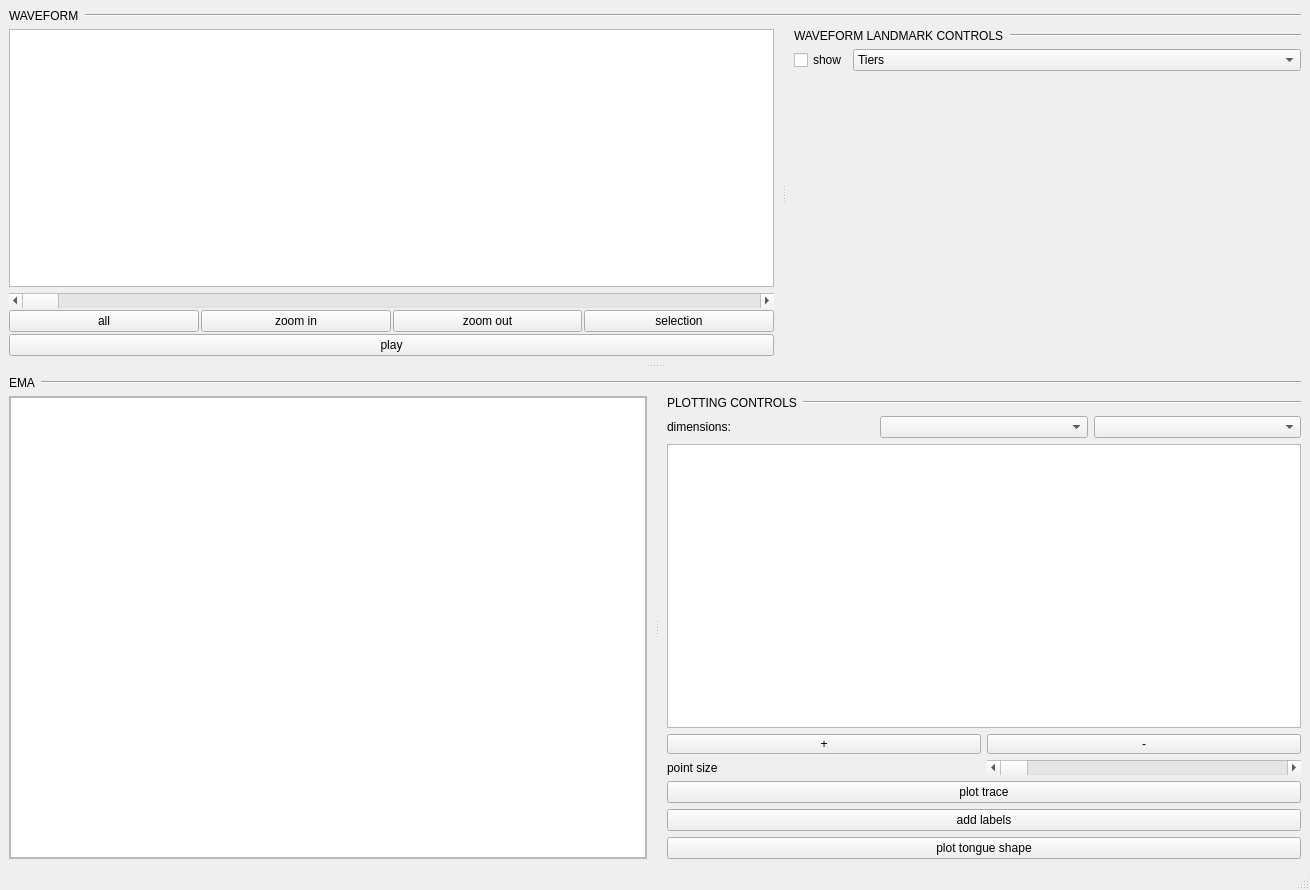
Before: the Qt Designer form gui/ui_files/ui_inspector2D.ui in phbuech/adatool, drawn with Qt 5.
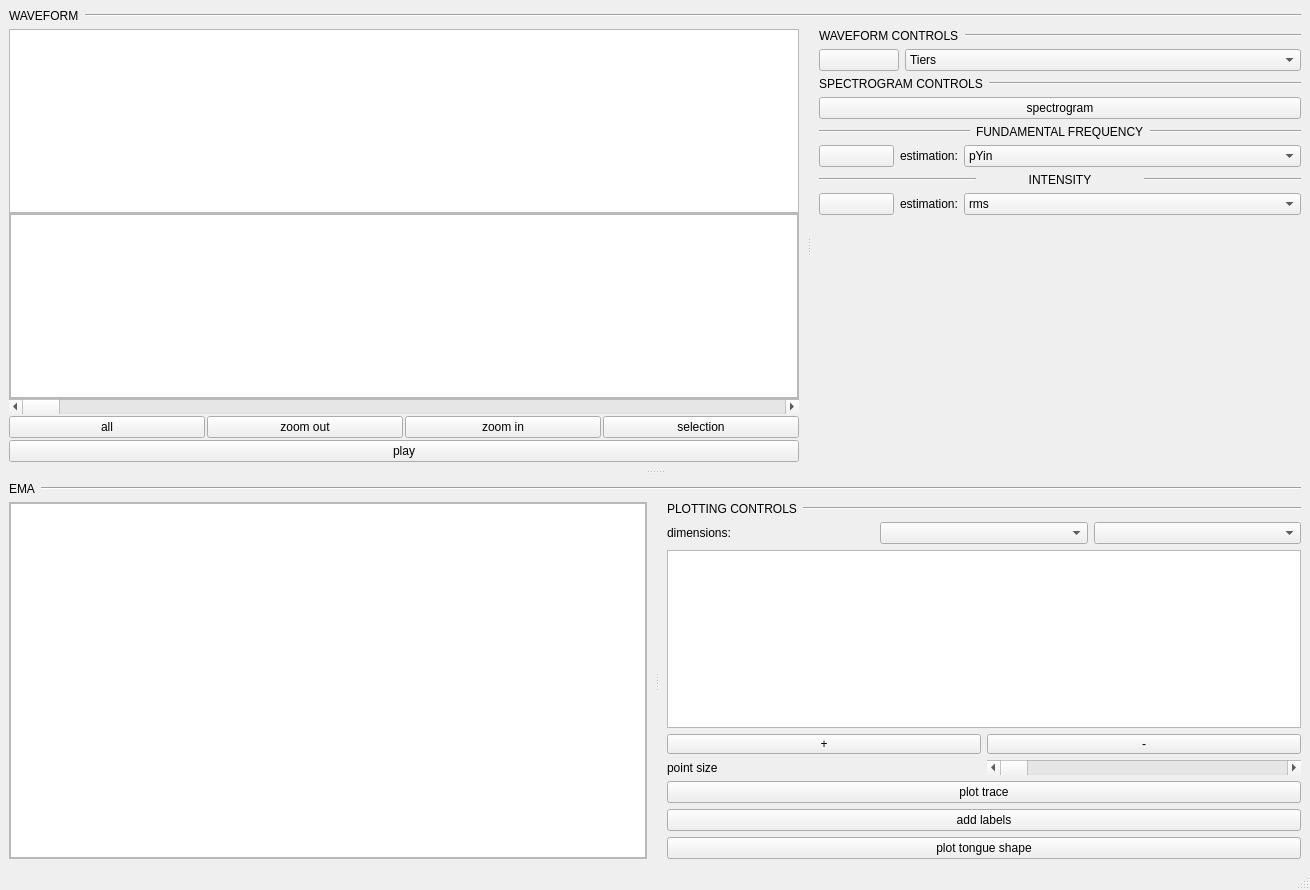
After: the same form once the commit is applied. Custom widgets are drawn as their Qt base class.

Commit message: spectrogram, f0 and rms amplitude implemented in inspector 2D window

```diff
--- a/gui/ui_files/ui_inspector2D.ui
+++ b/gui/ui_files/ui_inspector2D.ui
@@ -100,6 +100,9 @@
             </property>
             <widget class="QWidget" name="layoutWidget_3">
              <layout class="QVBoxLayout" name="verticalLayout_3">
+              <property name="spacing">
+               <number>0</number>
+              </property>
               <item>
                <widget class="PlotWidget" name="waveformPlotWidget">
                 <property name="sizePolicy">
@@ -122,6 +125,55 @@
                 </property>
                </widget>
               </item>
+              <item>
+               <widget class="QFrame" name="spectrogramFrame">
+                <property name="frameShape">
+                 <enum>QFrame::StyledPanel</enum>
+                </property>
+                <property name="frameShadow">
+                 <enum>QFrame::Raised</enum>
+                </property>
+                <layout class="QHBoxLayout" name="horizontalLayout_12">
+                 <property name="spacing">
+                  <number>0</number>
+                 </property>
+                 <property name="leftMargin">
+                  <number>0</number>
+                 </property>
+                 <property name="topMargin">
+                  <number>0</number>
+                 </property>
+                 <property name="rightMargin">
+                  <number>0</number>
+                 </property>
+                 <property name="bottomMargin">
+                  <number>0</number>
+                 </property>
+                 <item>
+                  <widget class="PlotWidget" name="spectrogramWidget">
+                   <property name="sizePolicy">
+                    <sizepolicy hsizetype="Expanding" vsizetype="Preferred">
+                     <horstretch>0</horstretch>
+                     <verstretch>0</verstretch>
+                    </sizepolicy>
+                   </property>
+                   <property name="minimumSize">
+                    <size>
+                     <width>0</width>
+                     <height>0</height>
+                    </size>
+                   </property>
+                   <property name="maximumSize">
+                    <size>
+                     <width>16777215</width>
+                     <height>16777215</height>
+                    </size>
+                   </property>
+                  </widget>
+                 </item>
+                </layout>
+               </widget>
+              </item>
               <item>
                <layout class="QVBoxLayout" name="verticalLayout_5">
                 <property name="spacing">
@@ -161,19 +213,6 @@
                     </property>
                    </widget>
                   </item>
-                  <item>
-                   <widget class="QPushButton" name="zoomInButton">
-                    <property name="maximumSize">
-                     <size>
-                      <width>16777215</width>
-                      <height>16777215</height>
-                     </size>
-                    </property>
-                    <property name="text">
-                     <string>zoom in</string>
-                    </property>
-                   </widget>
-                  </item>
                   <item>
                    <widget class="QPushButton" name="zoomOutButton">
                     <property name="sizePolicy">
@@ -199,6 +238,19 @@
                     </property>
                    </widget>
                   </item>
+                  <item>
+                   <widget class="QPushButton" name="zoomInButton">
+                    <property name="maximumSize">
+                     <size>
+                      <width>16777215</width>
+                      <height>16777215</height>
+                     </size>
+                    </property>
+                    <property name="text">
+                     <string>zoom in</string>
+                    </property>
+                   </widget>
+                  </item>
                   <item>
                    <widget class="QPushButton" name="zoomSelectionButton">
                     <property name="text">
@@ -238,7 +290,7 @@
                    </sizepolicy>
                   </property>
                   <property name="text">
-                   <string>WAVEFORM LANDMARK CONTROLS</string>
+                   <string>WAVEFORM CONTROLS</string>
                   </property>
                  </widget>
                 </item>
@@ -260,7 +312,7 @@
               <item>
                <layout class="QHBoxLayout" name="horizontalLayout_5">
                 <item>
-                 <widget class="QCheckBox" name="displayAnnotationCheckBox">
+                 <widget class="QPushButton" name="displayAnnotationPushButton">
                   <property name="sizePolicy">
                    <sizepolicy hsizetype="Fixed" vsizetype="Fixed">
                     <horstretch>0</horstretch>
@@ -268,7 +320,10 @@
                    </sizepolicy>
                   </property>
                   <property name="text">
-                   <string>show</string>
+                   <string> </string>
+                  </property>
+                  <property name="checkable">
+                   <bool>true</bool>
                   </property>
                  </widget>
                 </item>
@@ -289,6 +344,273 @@
                 </item>
                </layout>
               </item>
+              <item>
+               <layout class="QHBoxLayout" name="horizontalLayout_10">
+                <item>
+                 <widget class="QLabel" name="label_8">
+                  <property name="sizePolicy">
+                   <sizepolicy hsizetype="Fixed" vsizetype="Preferred">
+                    <horstretch>0</horstretch>
+                    <verstretch>0</verstretch>
+                   </sizepolicy>
+                  </property>
+                  <property name="text">
+                   <string>SPECTROGRAM CONTROLS</string>
+                  </property>
+                 </widget>
+                </item>
+                <item>
+                 <widget class="Line" name="line_4">
+                  <property name="sizePolicy">
+                   <sizepolicy hsizetype="Minimum" vsizetype="Fixed">
+                    <horstretch>0</horstretch>
+                    <verstretch>0</verstretch>
+                   </sizepolicy>
+                  </property>
+                  <property name="orientation">
+                   <enum>Qt::Horizontal</enum>
+                  </property>
+                 </widget>
+                </item>
+               </layout>
+              </item>
+              <item>
+               <widget class="QPushButton" name="showSpectrogramButton">
+                <property name="text">
+                 <string>spectrogram</string>
+                </property>
+                <property name="checkable">
+                 <bool>true</bool>
+                </property>
+               </widget>
+              </item>
+              <item>
+               <layout class="QHBoxLayout" name="horizontalLayout_11">
+                <item>
+                 <widget class="Line" name="line_6">
+                  <property name="sizePolicy">
+                   <sizepolicy hsizetype="Preferred" vsizetype="Fixed">
+                    <horstretch>0</horstretch>
+                    <verstretch>0</verstretch>
+                   </sizepolicy>
+                  </property>
+                  <property name="orientation">
+                   <enum>Qt::Horizontal</enum>
+                  </property>
+                 </widget>
+                </item>
+                <item>
+                 <widget class="QLabel" name="label_9">
+                  <property name="font">
+                   <font>
+                    <pointsize>9</pointsize>
+                   </font>
+                  </property>
+                  <property name="text">
+                   <string>FUNDAMENTAL FREQUENCY</string>
+                  </property>
+                 </widget>
+                </item>
+                <item>
+                 <widget class="Line" name="line_7">
+                  <property name="sizePolicy">
+                   <sizepolicy hsizetype="Preferred" vsizetype="Fixed">
+                    <horstretch>0</horstretch>
+                    <verstretch>0</verstretch>
+                   </sizepolicy>
+                  </property>
+                  <property name="orientation">
+                   <enum>Qt::Horizontal</enum>
+                  </property>
+                 </widget>
+                </item>
+               </layout>
+              </item>
+              <item>
+               <layout class="QHBoxLayout" name="horizontalLayout_6">
+                <item>
+                 <widget class="QPushButton" name="showFundamentalFrequencyButton">
+                  <property name="sizePolicy">
+                   <sizepolicy hsizetype="Fixed" vsizetype="Fixed">
+                    <horstretch>0</horstretch>
+                    <verstretch>0</verstretch>
+                   </sizepolicy>
+                  </property>
+                  <property name="minimumSize">
+                   <size>
+                    <width>75</width>
+                    <height>0</height>
+                   </size>
+                  </property>
+                  <property name="text">
+                   <string/>
+                  </property>
+                  <property name="checkable">
+                   <bool>true</bool>
+                  </property>
+                 </widget>
+                </item>
+                <item>
+                 <widget class="QLabel" name="label_3">
+                  <property name="sizePolicy">
+                   <sizepolicy hsizetype="Fixed" vsizetype="Preferred">
+                    <horstretch>0</horstretch>
+                    <verstretch>0</verstretch>
+                   </sizepolicy>
+                  </property>
+                  <property name="minimumSize">
+                   <size>
+                    <width>50</width>
+                    <height>0</height>
+                   </size>
+                  </property>
+                  <property name="text">
+                   <string>estimation:</string>
+                  </property>
+                  <property name="alignment">
+                   <set>Qt::AlignCenter</set>
+                  </property>
+                 </widget>
+                </item>
+                <item>
+                 <widget class="QComboBox" name="fundamentalFrequencyComboBox">
+                  <property name="sizePolicy">
+                   <sizepolicy hsizetype="Preferred" vsizetype="Fixed">
+                    <horstretch>0</horstretch>
+                    <verstretch>0</verstretch>
+                   </sizepolicy>
+                  </property>
+                  <item>
+                   <property name="text">
+                    <string>pYin</string>
+                   </property>
+                  </item>
+                  <item>
+                   <property name="text">
+                    <string>Yin</string>
+                   </property>
+                  </item>
+                 </widget>
+                </item>
+               </layout>
+              </item>
+              <item>
+               <layout class="QHBoxLayout" name="horizontalLayout_13">
+                <item>
+                 <widget class="Line" name="line_8">
+                  <property name="orientation">
+                   <enum>Qt::Horizontal</enum>
+                  </property>
+                 </widget>
+                </item>
+                <item>
+                 <widget class="QLabel" name="label_10">
+                  <property name="sizePolicy">
+                   <sizepolicy hsizetype="Minimum" vsizetype="Fixed">
+                    <horstretch>0</horstretch>
+                    <verstretch>0</verstretch>
+                   </sizepolicy>
+                  </property>
+                  <property name="font">
+                   <font>
+                    <pointsize>9</pointsize>
+                   </font>
+                  </property>
+                  <property name="frameShadow">
+                   <enum>QFrame::Plain</enum>
+                  </property>
+                  <property name="text">
+                   <string>INTENSITY</string>
+                  </property>
+                  <property name="scaledContents">
+                   <bool>false</bool>
+                  </property>
+                  <property name="alignment">
+                   <set>Qt::AlignCenter</set>
+                  </property>
+                  <property name="margin">
+                   <number>0</number>
+                  </property>
+                 </widget>
+                </item>
+                <item>
+                 <widget class="Line" name="line_9">
+                  <property name="sizePolicy">
+                   <sizepolicy hsizetype="Preferred" vsizetype="Fixed">
+                    <horstretch>0</horstretch>
+                    <verstretch>0</verstretch>
+                   </sizepolicy>
+                  </property>
+                  <property name="orientation">
+                   <enum>Qt::Horizontal</enum>
+                  </property>
+                 </widget>
+                </item>
+               </layout>
+              </item>
+              <item>
+               <layout class="QHBoxLayout" name="horizontalLayout_14">
+                <item>
+                 <widget class="QPushButton" name="showIntensityButton">
+                  <property name="sizePolicy">
+                   <sizepolicy hsizetype="Fixed" vsizetype="Fixed">
+                    <horstretch>0</horstretch>
+                    <verstretch>0</verstretch>
+                   </sizepolicy>
+                  </property>
+                  <property name="minimumSize">
+                   <size>
+                    <width>75</width>
+                    <height>0</height>
+                   </size>
+                  </property>
+                  <property name="text">
+                   <string/>
+                  </property>
+                  <property name="checkable">
+                   <bool>true</bool>
+                  </property>
+                 </widget>
+                </item>
+                <item>
+                 <widget class="QLabel" name="label_16">
+                  <property name="sizePolicy">
+                   <sizepolicy hsizetype="Fixed" vsizetype="Preferred">
+                    <horstretch>0</horstretch>
+                    <verstretch>0</verstretch>
+                   </sizepolicy>
+                  </property>
+                  <property name="minimumSize">
+                   <size>
+                    <width>50</width>
+                    <height>0</height>
+                   </size>
+                  </property>
+                  <property name="text">
+                   <string>estimation:</string>
+                  </property>
+                  <property name="alignment">
+                   <set>Qt::AlignCenter</set>
+                  </property>
+                 </widget>
+                </item>
+                <item>
+                 <widget class="QComboBox" name="intensityComboBox">
+                  <property name="sizePolicy">
+                   <sizepolicy hsizetype="Preferred" vsizetype="Fixed">
+                    <horstretch>0</horstretch>
+                    <verstretch>0</verstretch>
+                   </sizepolicy>
+                  </property>
+                  <item>
+                   <property name="text">
+                    <string>rms</string>
+                   </property>
+                  </item>
+                 </widget>
+                </item>
+               </layout>
+              </item>
               <item>
                <spacer name="verticalSpacer">
                 <property name="orientation">
```
The commit also changes 10 other files.
